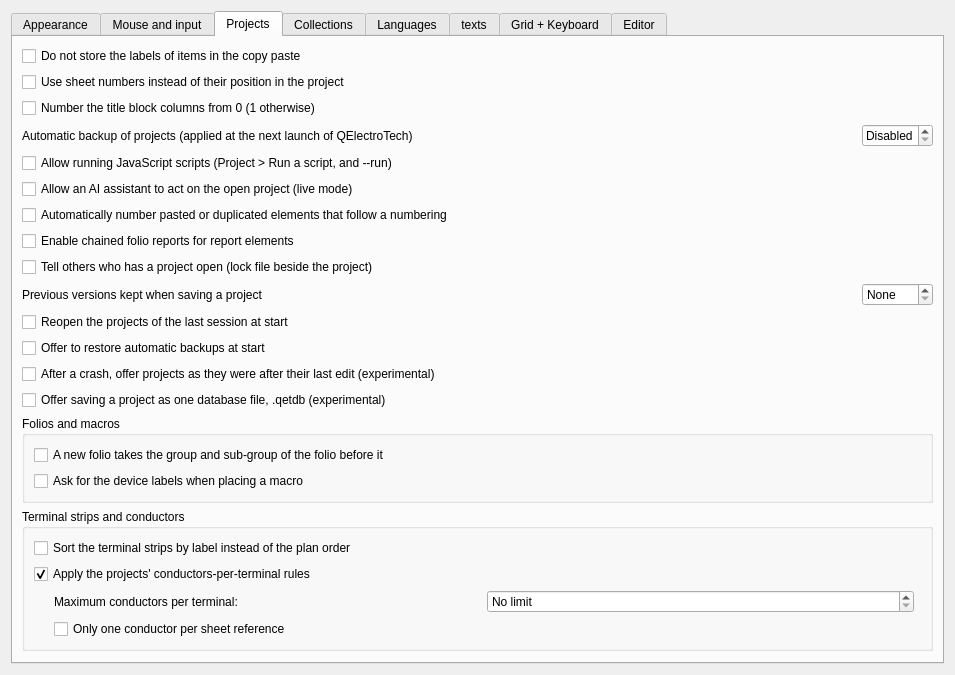
Above: sources/ui/configpage/generalconfigurationpage.ui from qelectrotech/qelectrotech-source-mirror before the change. Below: the same form after it.
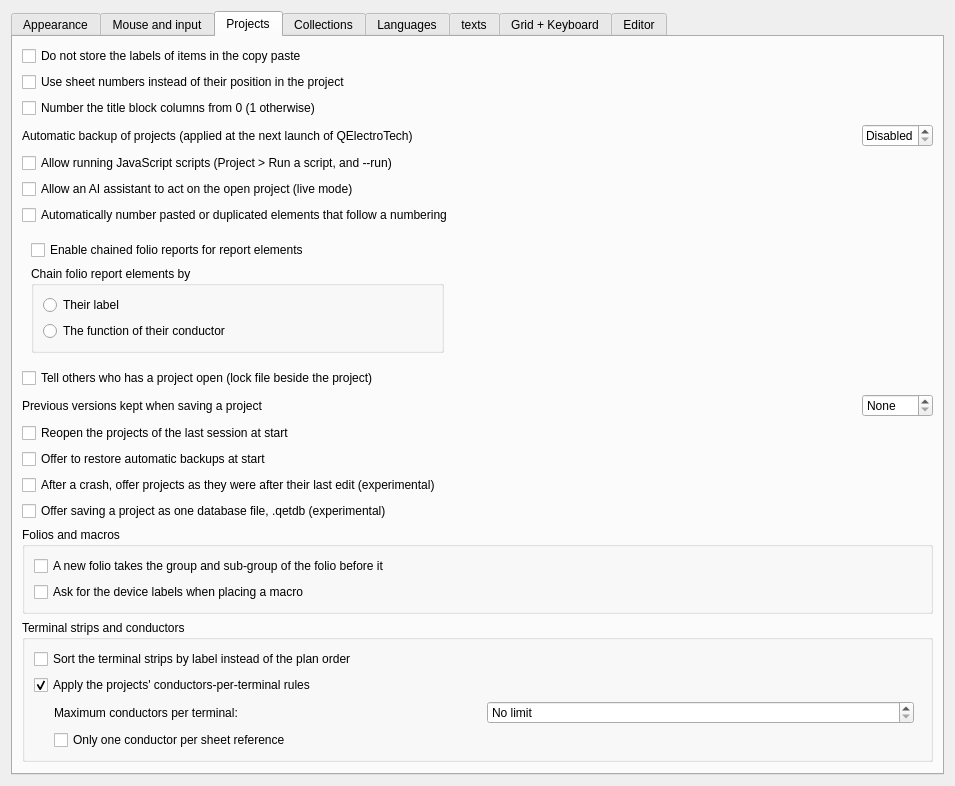
That is the form after the change. The open tabs and pages were chosen to show the change. Icons and pictures are not drawn. Custom widgets are drawn as their Qt base class.

Commit message: Add a choice of what chains folio report elements together

The edit to the form file:
```diff
--- a/sources/ui/configpage/generalconfigurationpage.ui
+++ b/sources/ui/configpage/generalconfigurationpage.ui
@@ -699,6 +699,9 @@
         </widget>
        </item>
        <item row="7" column="0">
+        <widget class="QWidget" name="m_chained_widget">
+         <layout class="QVBoxLayout" name="m_chained_layout">
+          <item>
         <widget class="QCheckBox" name="m_enable_chained_reports">
          <property name="text">
           <string>Enable chained folio reports for report elements</string>
@@ -706,6 +709,35 @@
          <property name="toolTip">
           <string>When enabled, report elements (cross-references) across folios with matching labels are automatically chained together. Newly created projects will have this enabled automatically.</string>
          </property>
+           </widget>
+          </item>
+          <item>
+           <widget class="QGroupBox" name="m_chained_key_gb">
+            <property name="title">
+             <string>Chain folio report elements by</string>
+            </property>
+            <property name="toolTip">
+             <string>What two folio report elements must share to be chained together: the label each of them carries, or the function of the wire its terminal holds. A report without a value of its own is never chained. Newly created projects will start with this choice.</string>
+            </property>
+            <layout class="QVBoxLayout" name="m_chained_key_layout">
+             <item>
+              <widget class="QRadioButton" name="m_chained_key_label_rb">
+               <property name="text">
+                <string>Their label</string>
+               </property>
+              </widget>
+             </item>
+             <item>
+              <widget class="QRadioButton" name="m_chained_key_function_rb">
+               <property name="text">
+                <string>The function of their conductor</string>
+               </property>
+              </widget>
+             </item>
+            </layout>
+           </widget>
+          </item>
+         </layout>
         </widget>
        </item>
        <item row="9" column="0">
```
Lines whose indentation alone changed are shown as unchanged. The commit also changes 12 other files.
